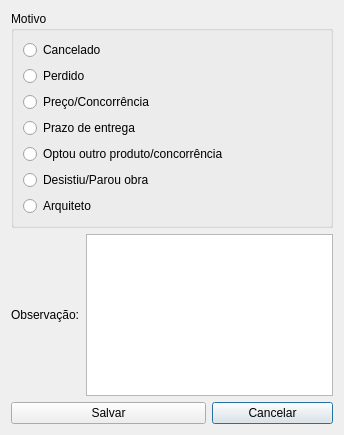
The window that ui/baixaorcamento.ui (lellisls/ERP-STACCATO) describes before a commit, drawn with Qt 5.
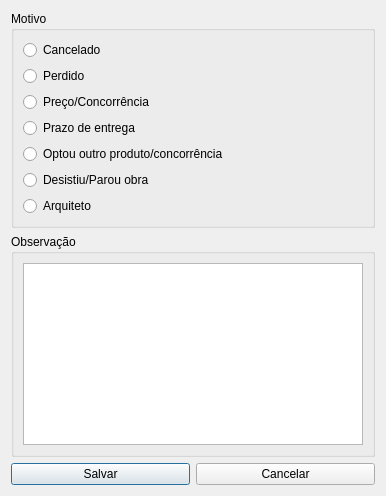
The same window after the commit.

Patch:
```diff
--- a/ui/baixaorcamento.ui
+++ b/ui/baixaorcamento.ui
@@ -6,8 +6,8 @@
    <rect>
     <x>0</x>
     <y>0</y>
-    <width>344</width>
-    <height>435</height>
+    <width>386</width>
+    <height>496</height>
    </rect>
   </property>
   <property name="windowTitle">
@@ -16,7 +16,21 @@
   <layout class="QGridLayout" name="gridLayout_2">
    <item row="0" column="0">
     <layout class="QGridLayout" name="gridLayout">
-     <item row="1" column="0" colspan="3">
+     <item row="2" column="0">
+      <widget class="QPushButton" name="pushButtonSalvar">
+       <property name="text">
+        <string>Salvar</string>
+       </property>
+      </widget>
+     </item>
+     <item row="2" column="1">
+      <widget class="QPushButton" name="pushButtonCancelar">
+       <property name="text">
+        <string>Cancelar</string>
+       </property>
+      </widget>
+     </item>
+     <item row="0" column="0" colspan="2">
       <widget class="QGroupBox" name="groupBox">
        <property name="title">
         <string>Motivo</string>
@@ -77,30 +91,18 @@
        </layout>
       </widget>
      </item>
-     <item row="4" column="2">
-      <widget class="QPushButton" name="pushButtonCancelar">
-       <property name="text">
-        <string>Cancelar</string>
+     <item row="1" column="0" colspan="2">
+      <widget class="QGroupBox" name="groupBox_2">
+       <property name="title">
+        <string>Observação</string>
        </property>
+       <layout class="QGridLayout" name="gridLayout_4">
+        <item row="0" column="0">
+         <widget class="QPlainTextEdit" name="plainTextEditObservacao"/>
+        </item>
+       </layout>
       </widget>
      </item>
-     <item row="4" column="0" colspan="2">
-      <widget class="QPushButton" name="pushButtonSalvar">
-       <property name="text">
-        <string>Salvar</string>
-       </property>
-      </widget>
-     </item>
-     <item row="2" column="0">
-      <widget class="QLabel" name="labelMotivo">
-       <property name="text">
-        <string>Observação:</string>
-       </property>
-      </widget>
-     </item>
-     <item row="2" column="1" colspan="2">
-      <widget class="QPlainTextEdit" name="plainTextEditObservacao"/>
-     </item>
     </layout>
    </item>
   </layout>
```
